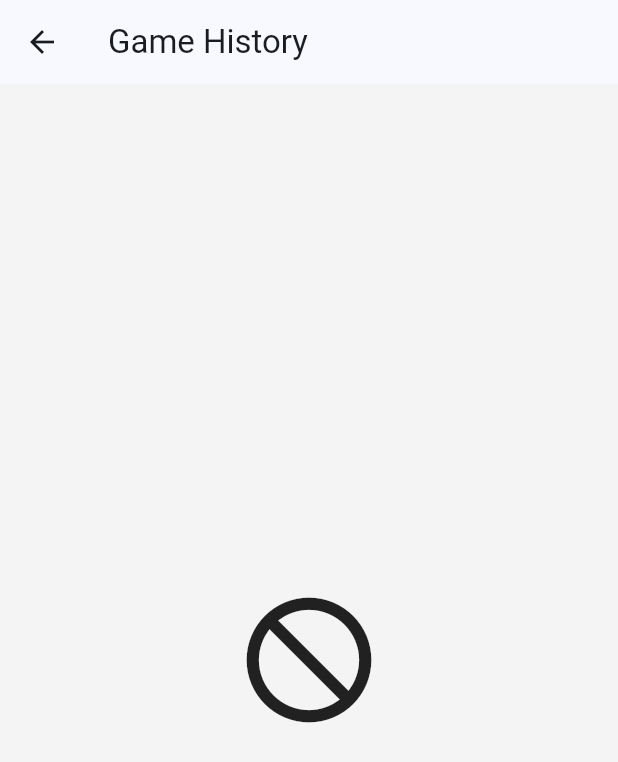
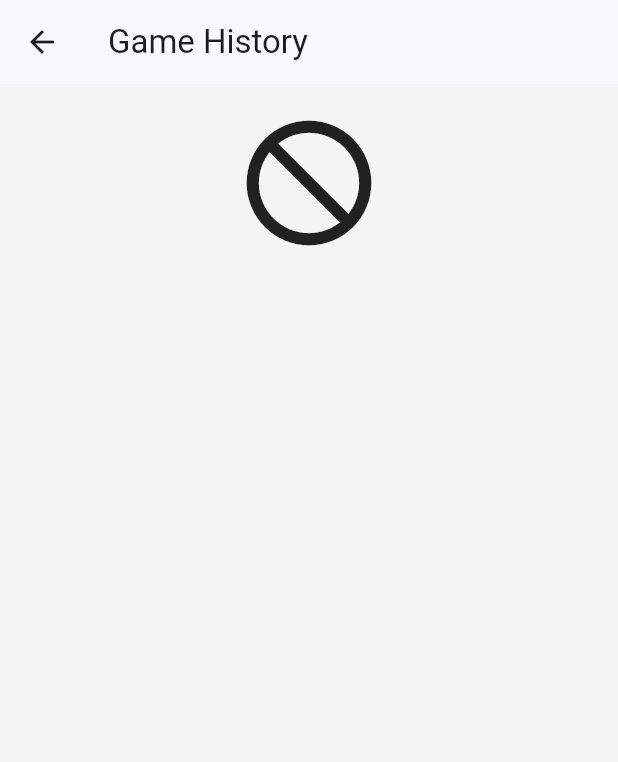
Before and after one commit to harshpreet1123/online_game, a Flutter app: the GameHistory screen opened by its route, on a phone screen of 412 x 824 dp. Shown: the top 762 px of the screen. Run offline on Flutter 3.47's test engine with Material 3 defaults, Android fonts, the phone set to English and light mode, and no system bars; our stand-ins replace flutter_svg, lottie; missing offline and left inert: add_2_calendar.

Commit message:
few UI optimizations

```diff
--- a/lib/screens/gameHistory.dart
+++ b/lib/screens/gameHistory.dart
@@ -16,16 +16,27 @@ class GameHistory extends StatelessWidget {
         appBar: AppBar(
           title: const Text('Game History'),
         ),
-        body: Padding(
+        body: SafeArea(
+          child: ListView(
+            children: [
+              Padding(
                 padding: const EdgeInsets.all(16),
                 child: appProvider.bookedGameDetails.isNotEmpty
-              ? gameHistoryCard(gameHistoryList:gameHistoryList)
+                    ? gameHistoryCard(gameHistoryList: gameHistoryList)
                     : const Center(
                         child: Icon(
                           Icons.not_interested,
                           size: 100,
                         ),
                       ),
+              ),
+              appProvider.bookedGameDetails.isNotEmpty
+                  ? const SizedBox(
+                      height: 100,
+                    )
+                  : Container()
+            ],
+          ),
         ));
   }
 }
--- a/lib/widgets/gameHistoryCard.dart
+++ b/lib/widgets/gameHistoryCard.dart
@@ -2,10 +2,13 @@ import 'package:flutter/material.dart';
 
 Widget gameHistoryCard({gameHistoryList}) {
   return ListView.builder(
+    physics: BouncingScrollPhysics(),
+    shrinkWrap: true,
       itemCount: gameHistoryList.length,
       itemBuilder: (context, index) {
         final game = gameHistoryList[index];
         return Container(
+          margin: const EdgeInsets.symmetric(vertical: 8),
           padding: const EdgeInsets.all(16),
           decoration: BoxDecoration(
               color: Colors.white, borderRadius: BorderRadius.circular(12)),
@@ -38,7 +41,7 @@ Widget gameHistoryCard({gameHistoryList}) {
             ),
             Text(
               'Duration: ${game.durationHour} H : ${game.durationMinute} M',
-              style: const TextStyle(fontSize: 16),
+              style: const TextStyle(fontSize: 16,color: Colors.blue),
             ),
             Text(
               'Players Count: ${game.playerCount}',
```
Also changed, not shown: lib/screens/homeScreen.dart (+37 -29 lines). Lines whose indentation alone changed are shown as unchanged.
